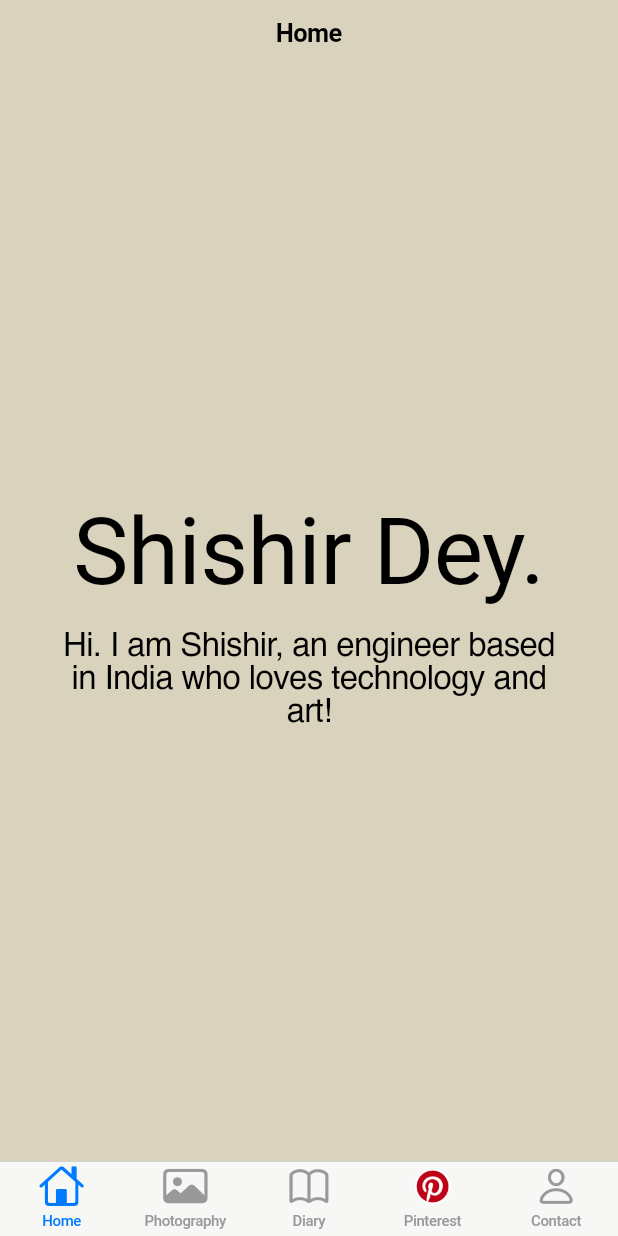
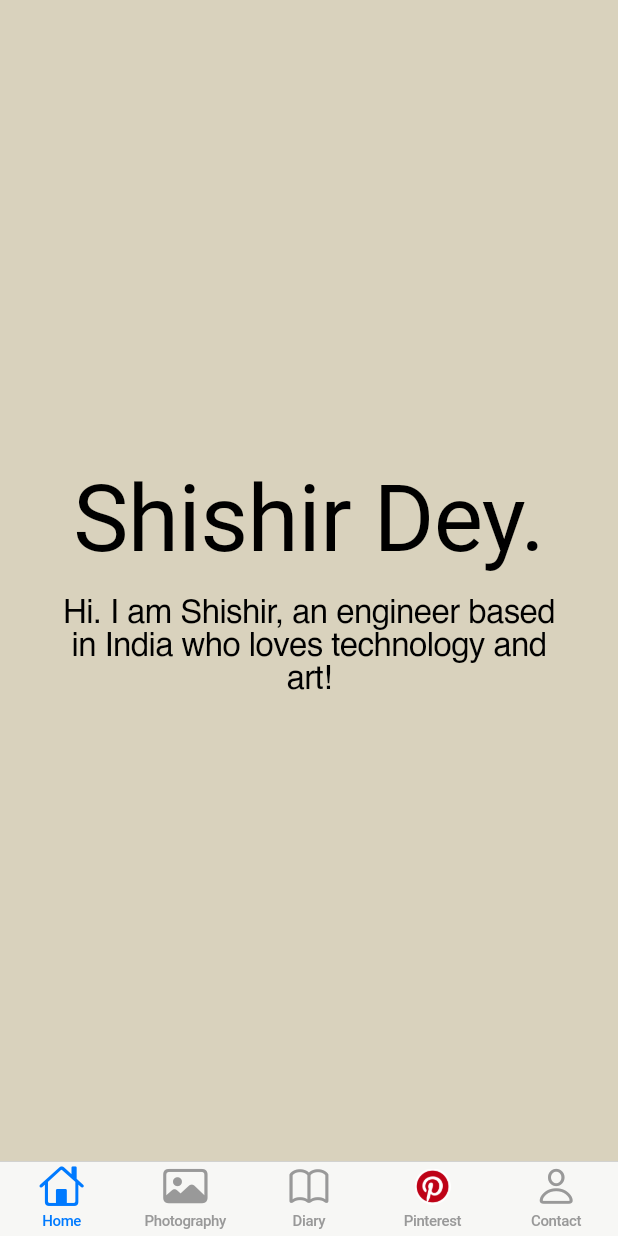
Before and after one commit to shishir-dey/shishir_dey, a Flutter app: the screen it shows after launch, on a phone screen of 412 x 824 dp. Run offline on Flutter 3.47's test engine with Material 3 defaults, Android fonts, the phone set to English and light mode, and no system bars; our stand-ins replace webview_flutter; missing offline and left inert: webview_flutter_android, webview_flutter_wkwebview; Roboto replaces fonts that are missing (Chunkfive).

Commit message:
Remove the redundant tab names displayed at the top of each screen

```diff
--- a/lib/main.dart
+++ b/lib/main.dart
@@ -78,9 +78,6 @@
             if (index == 3) {
               // Pinterest tab
               return CupertinoPageScaffold(
-                navigationBar: const CupertinoNavigationBar(
-                  middle: Text('Pinterest'),
-                ),
                 child: SafeArea(child: const PinterestWebView()),
               );
             }
@@ -89,16 +86,6 @@
             if (index == 0 || index == 1 || index == 4) {
               return CupertinoPageScaffold(
                 backgroundColor: backgroundColor,
-                navigationBar: CupertinoNavigationBar(
-                  backgroundColor: backgroundColor,
-                  middle: Text(
-                    index == 0
-                        ? 'Home'
-                        : index == 1
-                        ? 'Photography'
-                        : 'Contact',
-                  ),
-                ),
                 child: SafeArea(
                   child:
                       index == 0
@@ -112,7 +99,6 @@
 
             // Diary tab (unchanged)
             return CupertinoPageScaffold(
-              navigationBar: CupertinoNavigationBar(middle: Text('Diary')),
               child: const SafeArea(child: Center(child: Text('Coming soon'))),
             );
           },
```
Also changed, not shown: 1 other file.
